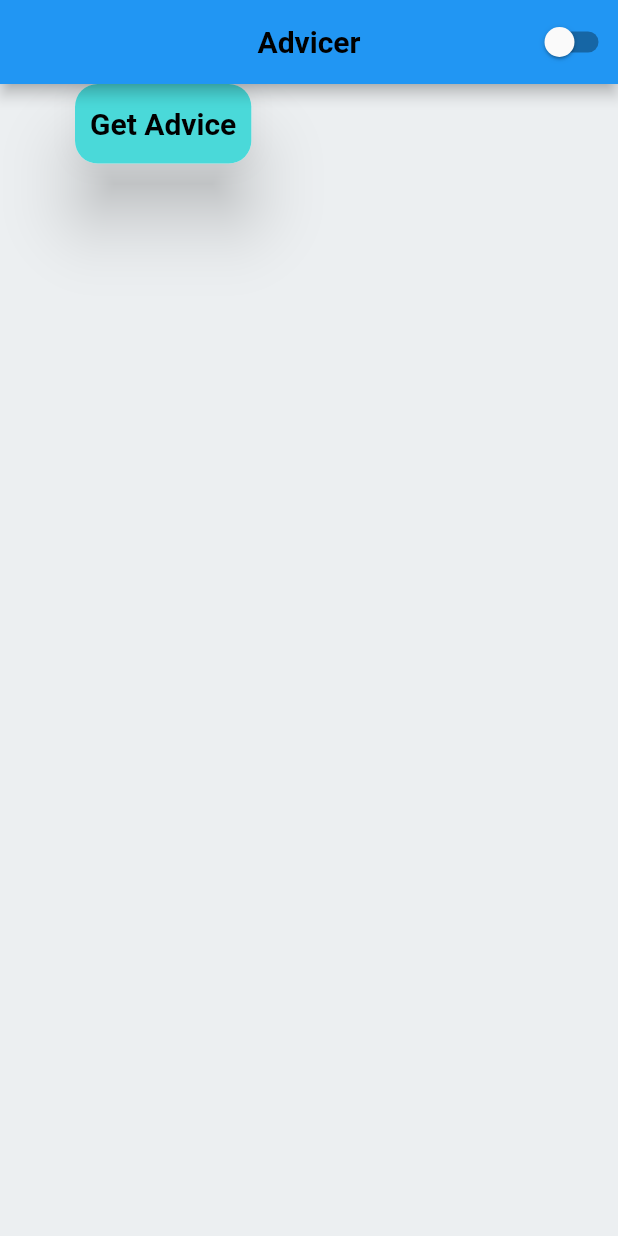
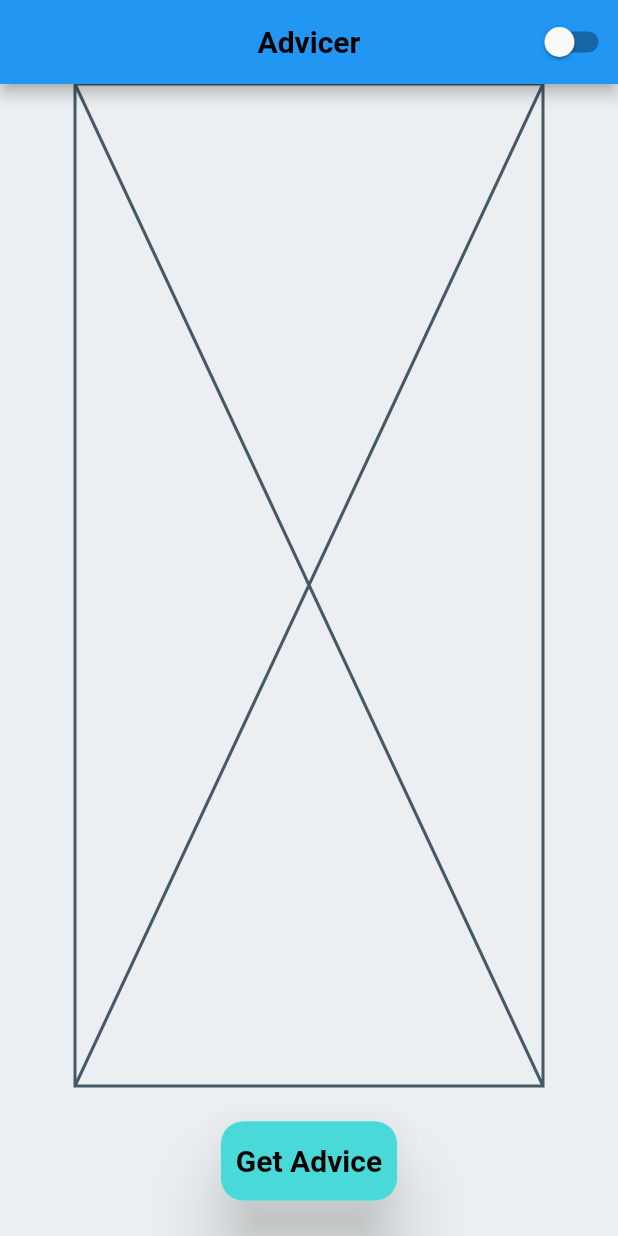
Before and after one commit to gmoral75/advicer, a Flutter app: the screen it shows after launch, on a phone screen of 412 x 824 dp. Run offline on Flutter 3.47's test engine with Material 2 defaults, Android fonts, the phone set to English and light mode, and no system bars; Roboto replaces fonts that are missing (Rubik).

Commit message:
Set the button on the bottom

```diff
--- a/lib/2_aplication/pages/advice/advice_page.dart
+++ b/lib/2_aplication/pages/advice/advice_page.dart
@@ -26,7 +26,10 @@ class AdvicePage extends StatelessWidget {
         padding: const EdgeInsets.symmetric(horizontal: 50),
         child: Column(
           children: const [
-            Custombutton()
+            Expanded(child: Placeholder()),
+            SizedBox(
+              height: 100,
+              child: Center(child: Custombutton()))
           ],
         ),
         )
```
